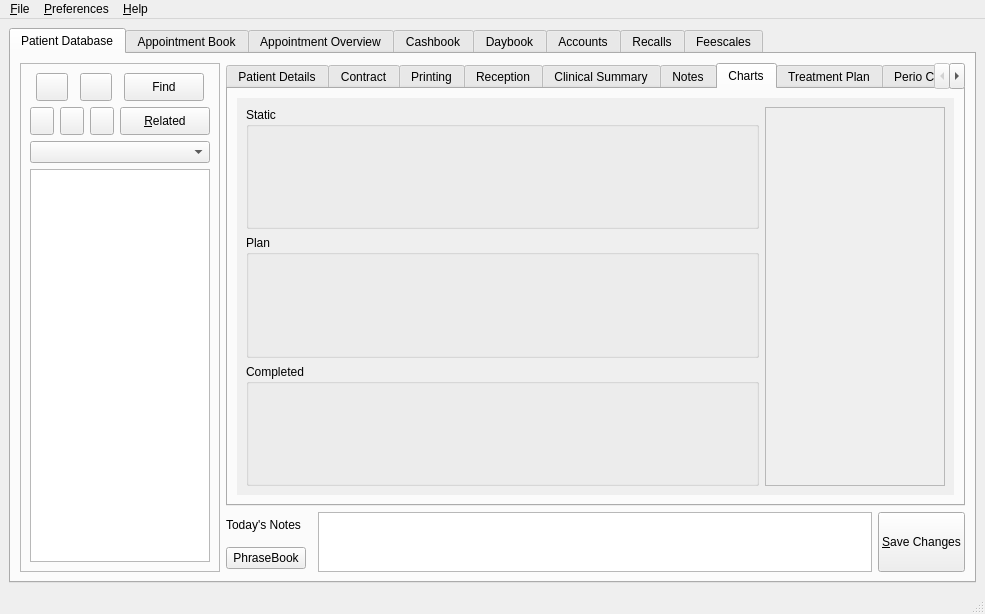
The window that qt-designer/main.ui (rowinggolfer/openmolar1) describes before a commit, drawn with Qt 5.
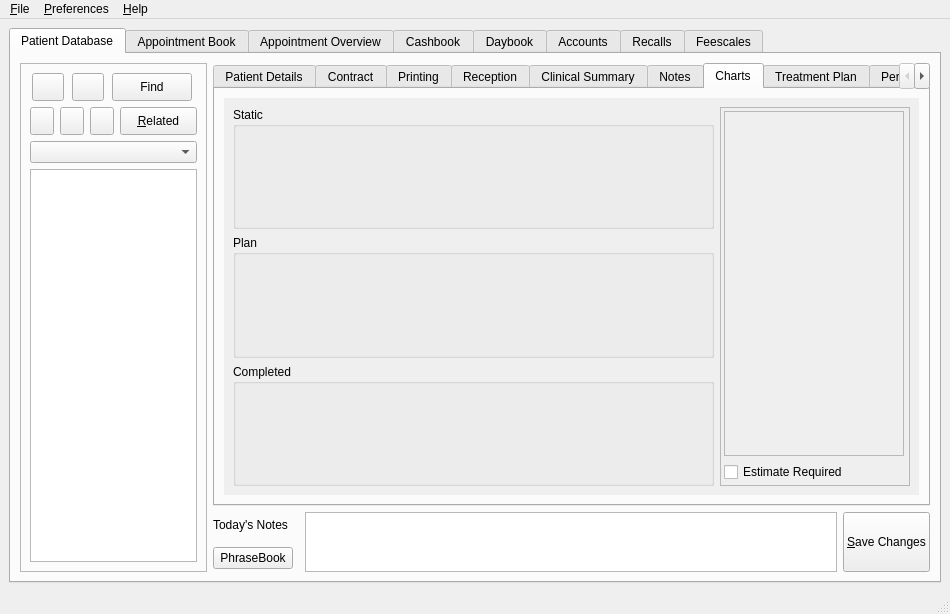
The same window after the commit. The open tabs and pages were chosen to show the change. Icons and pictures are not drawn.

Diff of the .ui file:
```diff
--- a/qt-designer/main.ui
+++ b/qt-designer/main.ui
@@ -5,7 +5,7 @@
    <rect>
     <x>0</x>
     <y>0</y>
-    <width>985</width>
+    <width>950</width>
     <height>614</height>
    </rect>
   </property>
@@ -2391,7 +2391,7 @@
                    <rect>
                     <x>0</x>
                     <y>0</y>
-                    <width>729</width>
+                    <width>702</width>
                     <height>396</height>
                    </rect>
                   </property>
@@ -2463,6 +2463,24 @@
                         </widget>
                        </item>
                        <item rowspan="3" row="0" column="1" >
+                        <widget class="QFrame" name="frame_4" >
+                         <property name="maximumSize" >
+                          <size>
+                           <width>190</width>
+                           <height>16777215</height>
+                          </size>
+                         </property>
+                         <property name="frameShape" >
+                          <enum>QFrame::StyledPanel</enum>
+                         </property>
+                         <property name="frameShadow" >
+                          <enum>QFrame::Raised</enum>
+                         </property>
+                         <layout class="QVBoxLayout" name="verticalLayout_14" >
+                          <property name="margin" >
+                           <number>3</number>
+                          </property>
+                          <item>
                         <widget class="QFrame" name="toothProps_frame" >
                          <property name="sizePolicy" >
                           <sizepolicy vsizetype="Preferred" hsizetype="Minimum" >
@@ -2484,6 +2502,16 @@
                          </property>
                         </widget>
                        </item>
+                          <item>
+                           <widget class="QCheckBox" name="estimateRequired_checkBox" >
+                            <property name="text" >
+                             <string>Estimate Required</string>
+                            </property>
+                           </widget>
+                          </item>
+                         </layout>
+                        </widget>
+                       </item>
                        <item row="1" column="0" >
                         <widget class="QGroupBox" name="plan_groupBox" >
                          <property name="title" >
@@ -4490,7 +4518,7 @@
     <rect>
      <x>0</x>
      <y>0</y>
-     <width>985</width>
+     <width>950</width>
      <height>22</height>
     </rect>
    </property>
```
Left out of the diff: 26 changed lines with no effect on the pictures. Lines whose indentation alone changed are shown as unchanged.
